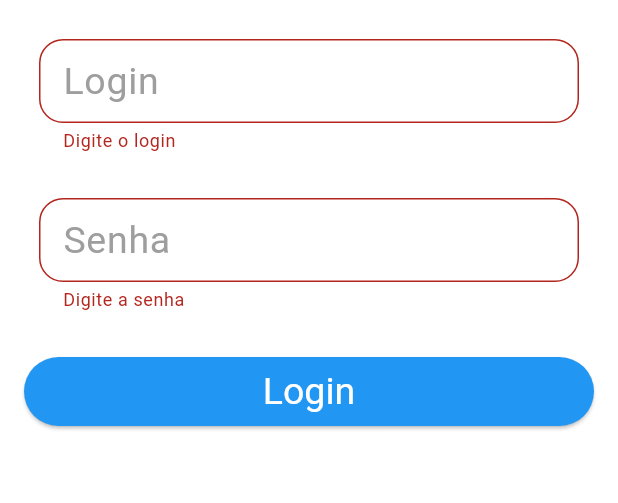
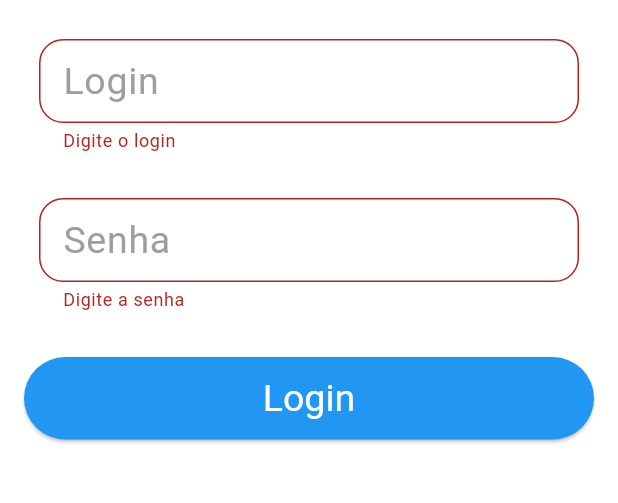
Before and after one commit to gmoj-github/flutter_cars, a Flutter app: the screen it shows after launch, after a tap on "Login", on a phone screen of 412 x 824 dp, the part 84-587 px from its top. Run offline on Flutter 3.47's test engine with Material 3 defaults, Android fonts, the phone set to English and light mode, and no system bars.

Commit message:
Updating files.

```diff
--- /dev/null
+++ b/flutter_cars_project/lib/API/api_response.dart
@@ -0,0 +1,13 @@
+class ApiResponse<T> {
+  late bool ok;
+  late String message;
+  T? result;
+
+  ApiResponse.ok(this.result){
+    ok = true;
+  }
+
+  ApiResponse.error(this.message){
+    ok = false;
+  }
+}
--- a/flutter_cars_project/lib/models/user.dart
+++ b/flutter_cars_project/lib/models/user.dart
@@ -7,11 +7,19 @@ class User {
   List<String>? roles;
 
   User.fromJson(Map<String, dynamic> map)
-      : name = map['data']['user']['name'],
-        email = map['data']['user']['email'];
+      : login = map['data']['user']['login'],
+        name = map['data']['user']['name'],
+        email = map['data']['user']['email'],
+        token = map['data']['user']['token'],
+        roles  = getRoles(map);
+
+  static getRoles(Map<String, dynamic> map) {
+    List? roles = map['data']['user']['roles'];
+    return (roles ?? []).map((role) => role.toString()).toList();
+  }
 
   @override
   String toString() {
-    return "Usuário{login: $login, nome: $name, email: $email, token: $token";
+    return "Usuário{login: $login, nome: $name, email: $email, token: $token, roles: $roles";
   }
 }
--- a/flutter_cars_project/lib/pages/login_page.dart
+++ b/flutter_cars_project/lib/pages/login_page.dart
@@ -1,8 +1,10 @@
 import 'package:flutter/cupertino.dart';
 import 'package:flutter/material.dart';
 import 'package:flutter_cars/API/login_api.dart';
+import 'package:flutter_cars/api/api_response.dart';
 import 'package:flutter_cars/models/user.dart';
 import 'package:flutter_cars/pages/home_page.dart';
+import 'package:flutter_cars/utils/alert.dart';
 import 'package:flutter_cars/utils/navigation.dart';
 import 'package:flutter_cars/widgets/app_button.dart';
 import 'package:flutter_cars/widgets/app_text.dart';
@@ -20,6 +22,8 @@ class _LoginPageState extends State<LoginPage> {
   final _formKey = GlobalKey<FormState>();
 
   final _focusPassword = FocusNode();
+
+  bool _showProgress = false;
 
   @override
   void initState() {
@@ -67,7 +71,7 @@ class _LoginPageState extends State<LoginPage> {
             SizedBox(
               height: 20,
             ),
-            AppButton("Login", _onClickLogin),
+            AppButton("Login", onPressed:  _onClickLogin, showProgress: _showProgress,),
           ],
         ),
       ),
@@ -93,10 +97,19 @@ class _LoginPageState extends State<LoginPage> {
 
     print("Login: $login, Senha: $password");
 
-    User? user = await LoginApi.login(login, password);
-    if (user != null)
-      navigate(context, HomePage());
-    else
-      print("Login incorreto");
+    setState(() {
+      _showProgress = true;
+    });
+
+    ApiResponse<User> apiResponse = await LoginApi.login(login, password);
+    if (apiResponse.ok)
+      navigate(context, HomePage(), replace: true);
+    else {
+      alert(context, apiResponse.message);
+    }
+
+    setState(() {
+      _showProgress = false;
+    });
   }
 }
--- /dev/null
+++ b/flutter_cars_project/lib/webservice_mocks/response_type.dart
@@ -0,0 +1,4 @@
+enum ResponseType{
+  Success,
+  Forbidden
+}
--- a/flutter_cars_project/lib/widgets/app_button.dart
+++ b/flutter_cars_project/lib/widgets/app_button.dart
@@ -4,18 +4,25 @@ import 'package:flutter/material.dart';
 class AppButton extends StatelessWidget {
   String text;
   VoidCallback? onPressed;
+  bool showProgress;
 
-  AppButton(this.text, this.onPressed);
+  AppButton(this.text, {this.onPressed, this.showProgress = true});
 
   @override
   Widget build(BuildContext context) {
     return Container(
-      height: 46,
+      height: 55,
       child: ElevatedButton(
+        child: showProgress
+            ? Center(
+                child: CircularProgressIndicator(
+                  valueColor: AlwaysStoppedAnimation(Colors.white),
+                ),
+              )
+            : Text(
+                text,
+              ),
         onPressed: onPressed,
-        child: Text(
-          text,
-        ),
         style: TextButton.styleFrom(
           foregroundColor: Colors.white,
           backgroundColor: Colors.blue,
```
Also changed, not shown: flutter_cars_project/lib/API/login_api.dart (+23 -15 lines), flutter_cars_project/lib/utils/alert.dart (added, +25 -0 lines), flutter_cars_project/lib/utils/navigation.dart (+12 -5 lines), flutter_cars_project/lib/webservice_mocks/response.dart (added, +9 -0 lines), flutter_cars_project/lib/webservice_mocks/webservice.dart (+31 -12 lines), 1 other file.
